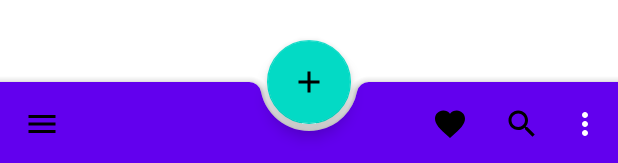
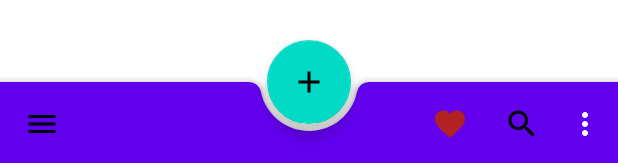
Before and after one commit to DaniloHY/FoodFast, an Android app: the layout menu_app_bar_bottom_layout.xml on its own in the app's theme, with its tools: preview values and no code run, on a phone screen of 412 x 824 dp. Shown: the part 1070-1233 px from the top of the screen. Run offline under Robolectric (Android 15) with nearby library versions, the phone set to English and light mode, and no system bars.

Commit message:
menu bottom nav

```diff
--- a/app/src/main/res/drawable/ic_baseline_favorite.xml
+++ b/app/src/main/res/drawable/ic_baseline_favorite.xml
@@ -1,4 +1,4 @@
-<vector android:height="24dp" android:tint="#000000"
+<vector android:height="24dp" android:tint="#B22222"
     android:viewportHeight="24" android:viewportWidth="24"
     android:width="24dp" xmlns:android="http://schemas.android.com/apk/res/android">
     <path android:fillColor="@android:color/white" android:pathData="M12,21.35l-1.45,-1.32C5.4,15.36 2,12.28 2,8.5 2,5.42 4.42,3 7.5,3c1.74,0 3.41,0.81 4.5,2.09C13.09,3.81 14.76,3 16.5,3 19.58,3 22,5.42 22,8.5c0,3.78 -3.4,6.86 -8.55,11.54L12,21.35z"/>
--- a/app/src/main/res/drawable/ic_baseline_music_note.xml
+++ b/app/src/main/res/drawable/ic_baseline_music_note.xml
@@ -1,4 +1,4 @@
-<vector android:height="24dp" android:tint="#000000"
+<vector android:height="24dp" android:tint="#B22222"
     android:viewportHeight="24" android:viewportWidth="24"
     android:width="24dp" xmlns:android="http://schemas.android.com/apk/res/android">
     <path android:fillColor="@android:color/white" android:pathData="M12,3v10.55c-0.59,-0.34 -1.27,-0.55 -2,-0.55 -2.21,0 -4,1.79 -4,4s1.79,4 4,4 4,-1.79 4,-4V7h4V3h-6z"/>
--- a/app/src/main/res/drawable/ic_baseline_newspaper.xml
+++ b/app/src/main/res/drawable/ic_baseline_newspaper.xml
@@ -1,4 +1,4 @@
-<vector android:height="24dp" android:tint="#000000"
+<vector android:height="24dp" android:tint="#B22222"
     android:viewportHeight="24" android:viewportWidth="24"
     android:width="24dp" xmlns:android="http://schemas.android.com/apk/res/android">
     <path android:fillColor="@android:color/white" android:pathData="M22,3l-1.67,1.67L18.67,3L17,4.67L15.33,3l-1.66,1.67L12,3l-1.67,1.67L8.67,3L7,4.67L5.33,3L3.67,4.67L2,3v16c0,1.1 0.9,2 2,2l16,0c1.1,0 2,-0.9 2,-2V3zM11,19H4v-6h7V19zM20,19h-7v-2h7V19zM20,15h-7v-2h7V15zM20,11H4V8h16V11z"/>
--- a/app/src/main/res/drawable/ic_baseline_place.xml
+++ b/app/src/main/res/drawable/ic_baseline_place.xml
@@ -1,4 +1,4 @@
-<vector android:height="24dp" android:tint="#000000"
+<vector android:height="24dp" android:tint="#B22222"
     android:viewportHeight="24" android:viewportWidth="24"
     android:width="24dp" xmlns:android="http://schemas.android.com/apk/res/android">
     <path android:fillColor="@android:color/white" android:pathData="M12,2C8.13,2 5,5.13 5,9c0,5.25 7,13 7,13s7,-7.75 7,-13c0,-3.87 -3.13,-7 -7,-7zM12,11.5c-1.38,0 -2.5,-1.12 -2.5,-2.5s1.12,-2.5 2.5,-2.5 2.5,1.12 2.5,2.5 -1.12,2.5 -2.5,2.5z"/>
--- a/app/src/main/res/layout/menu_bottom_nav_layout.xml
+++ b/app/src/main/res/layout/menu_bottom_nav_layout.xml
@@ -9,8 +9,8 @@
     <com.google.android.material.bottomnavigation.BottomNavigationView
         android:layout_width="match_parent"
         android:layout_height="wrap_content"
-        app:menu="@menu/menu_bottom_nav"
         android:layout_alignParentBottom="true"
-        />
+        style="@style/Widget.MaterialComponents.BottomNavigationView.Colored"
+        app:menu="@menu/menu_bottom_nav" />
 
 </RelativeLayout>
```
Also changed, not shown: app/src/main/AndroidManifest.xml (+6 -5 lines).
